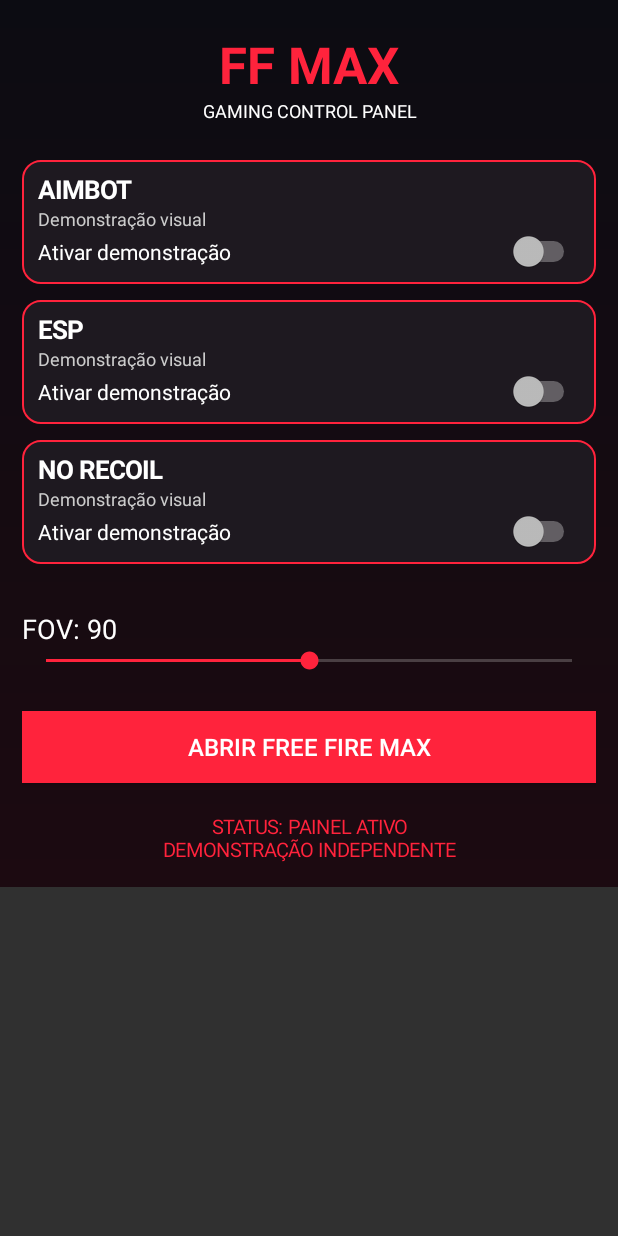
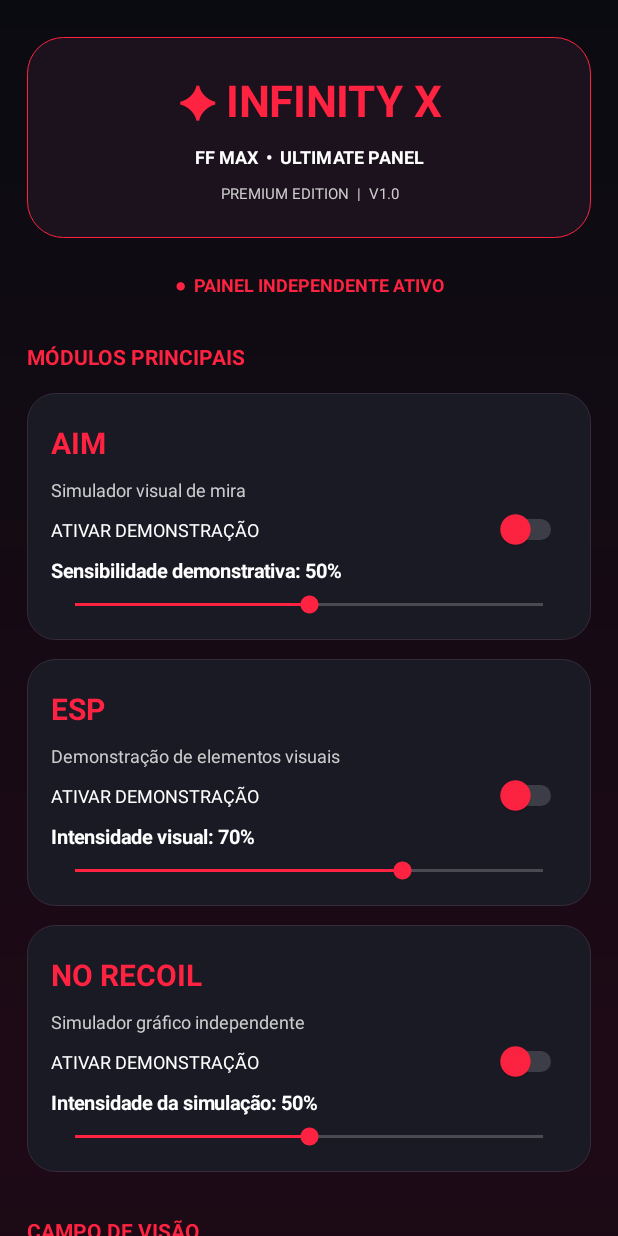
Before and after one commit to kaua273/FreeFireMaxPanel, an Android app: the screen it shows after launch (MainActivity), on a phone screen of 412 x 824 dp. Run offline under Robolectric (Android 15) with nearby library versions, the phone set to English and light mode, and no system bars.

Commit message:
Update MainActivity.kt

```diff
--- a/app/src/main/java/com/panel/MainActivity.kt
+++ b/app/src/main/java/com/panel/MainActivity.kt
@@ -1,4 +1,3 @@
-
 package com.panel
 
 import android.app.Activity
@@ -6,158 +5,359 @@ import android.os.Bundle
 import android.content.Intent
 import android.graphics.Color
 import android.graphics.Typeface
+import android.graphics.drawable.GradientDrawable
+import android.content.res.ColorStateList
 import android.view.Gravity
+import android.view.View
 import android.widget.*
-import android.graphics.drawable.GradientDrawable
 
 class MainActivity : Activity() {
 
-    private val red = Color.rgb(255, 35, 60)
-    private val dark = Color.rgb(12, 12, 18)
+    private val prefs by lazy {
+        getSharedPreferences("infinity_settings", MODE_PRIVATE)
+    }
+
+    private var accent = Color.rgb(255, 35, 65)
+    private val dark = Color.rgb(10, 11, 17)
+    private val cardColor = Color.rgb(25, 26, 36)
     private val white = Color.WHITE
+
+    private fun dp(value: Int): Int =
+        (value * resources.displayMetrics.density).toInt()
 
     override fun onCreate(savedInstanceState: Bundle?) {
         super.onCreate(savedInstanceState)
+        accent = prefs.getInt("accent", Color.rgb(255, 35, 65))
+        buildUI()
+    }
+
+    private fun buildUI() {
+        val scroll = ScrollView(this)
 
         val root = LinearLayout(this).apply {
             orientation = LinearLayout.VERTICAL
-            setPadding(22, 30, 22, 24)
+            setPadding(dp(18), dp(25), dp(18), dp(28))
             background = GradientDrawable(
                 GradientDrawable.Orientation.TOP_BOTTOM,
-                intArrayOf(dark, Color.rgb(28, 10, 17))
+                intArrayOf(dark, Color.rgb(30, 10, 22), dark)
             )
         }
 
-        val scroll = ScrollView(this)
         scroll.addView(root)
 
-        val title = TextView(this).apply {
-            text = "FF MAX"
-            textSize = 34f
+        val header = LinearLayout(this).apply {
+            orientation = LinearLayout.VERTICAL
             gravity = Gravity.CENTER
-            setTextColor(red)
-            setTypeface(null, Typeface.BOLD)
+            setPadding(dp(10), dp(18), dp(10), dp(18))
+            background = rounded(Color.rgb(28, 18, 29), 24, accent)
         }
-        root.addView(title)
 
-        val subtitle = TextView(this).apply {
-            text = "GAMING CONTROL PANEL"
-            textSize = 12f
+        val logo = text("✦ INFINITY X", 29f, accent, true)
+        logo.gravity = Gravity.CENTER
+        header.addView(logo)
+
+        val subtitle = text("FF MAX  •  ULTIMATE PANEL", 12f, white, true)
+        subtitle.gravity = Gravity.CENTER
+        header.addView(subtitle)
+
+        val version = text("PREMIUM EDITION  |  V1.0", 10f,
+            Color.LTGRAY, false)
+        version.gravity = Gravity.CENTER
+        header.addView(version)
+
+        root.addView(header)
+        space(root, 18)
+
+        val status = text(
+            "●  PAINEL INDEPENDENTE ATIVO",
+            12f, accent, true
+        )
+        status.gravity = Gravity.CENTER
+        root.addView(status)
+
+        space(root, 20)
+        section(root, "MÓDULOS PRINCIPAIS")
+
+        addModule(
+            root, "AIM", "Simulador visual de mira",
+            "aim_enabled", "Sensibilidade demonstrativa",
+            "aim_value", 100, 50
+        )
+
+        addModule(
+            root, "ESP", "Demonstração de elementos visuais",
+            "esp_enabled", "Intensidade visual",
+            "esp_value", 100, 70
+        )
+
+        addModule(
+            root, "NO RECOIL", "Simulador gráfico independente",
+            "recoil_enabled", "Intensidade da simulação",
+            "recoil_value", 100, 50
+        )
+
+        space(root, 12)
+        section(root, "CAMPO DE VISÃO")
+
+        val fovCard = makeCard()
+        val fovValue = prefs.getInt("fov", 90)
+
+        val fovLabel = text("FOV: $fovValue°", 20f, white, true)
+        fovCard.addView(fovLabel)
+
+        val fovInfo = text(
+            "Ajuste visual demonstrativo de 1° até 180°",
+            11f, Color.LTGRAY, false
+        )
+        fovCard.addView(fovInfo)
+
+        addSlider(
+            fovCard, "Campo de visão", "fov",
+            180, 90, "°", 1
+        ) { value ->
+            fovLabel.text = "FOV: ${if (value == 0) 1 else value}°"
+        }
+
+        root.addView(fovCard)
+        space(root, 20)
+
+        section(root, "PERSONALIZAÇÃO")
+
+        val themeCard = makeCard()
+        themeCard.addView(
+            text("ESCOLHA SEU TEMA", 15f, white, true)
+        )
+
+        val themeRow = LinearLayout(this).apply {
+            orientation = LinearLayout.HORIZONTAL
             gravity = Gravity.CENTER
-            setTextColor(white)
         }
-        root.addView(subtitle)
 
-        space(root, 25)
+        val themes = listOf(
+            "RED" to Color.rgb(255, 35, 65),
+            "PURPLE" to Color.rgb(165, 75, 255),
+            "CYAN" to Color.rgb(0, 190, 230)
+        )
 
-        addCard(root, "AIMBOT", "Demonstração visual")
-        addCard(root, "ESP", "Demonstração visual")
-        addCard(root, "NO RECOIL", "Demonstração visual")
+        themes.forEach { (name, color) ->
+            val button = Button(this).apply {
+                text = name
+                textSize = 11f
+                setTextColor(white)
+                background = rounded(color, 14, color)
+                setOnClickListener {
+                    prefs.edit().putInt("accent", color).apply()
+                    accent = color
+                    buildUI()
+                }
+            }
+
+            val params = LinearLayout.LayoutParams(
+                0, dp(46), 1f
+            )
+            params.setMargins(dp(4), dp(10), dp(4), dp(5))
+            themeRow.addView(button, params)
+        }
+
+        themeCard.addView(themeRow)
+        root.addView(themeCard)
+
+        space(root, 20)
+        section(root, "AÇÕES")
+
+        val launch = makeButton("ABRIR FREE FIRE MAX")
+        launch.setOnClickListener { abrirJogo() }
+        root.addView(launch)
+
+        space(root, 10)
+
+        val reset = makeButton("RESTAURAR CONFIGURAÇÕES")
+        reset.setOnClickListener {
+            prefs.edit().clear().apply()
+            accent = Color.rgb(255, 35, 65)
+            buildUI()
+            Toast.makeText(
+                this, "Configurações restauradas!",
+                Toast.LENGTH_SHORT
+            ).show()
+        }
+        root.addView(reset)
 
         space(root, 20)
 
-        val fovLabel = TextView(this).apply {
-            text = "FOV: 90"
-            textSize = 18f
+        val footer = text(
+            "INFINITY X\nINTERFACE DEMONSTRATIVA INDEPENDENTE",
+            11f, Color.LTGRAY, false
+        )
+        footer.gravity = Gravity.CENTER
+        root.addView(footer)
+
+        setContentView(scroll)
+    }
+
+    private fun addModule(
+        root: LinearLayout,
+        name: String,
+        description: String,
+        toggleKey: String,
+        sliderName: String,
+        sliderKey: String,
+        max: Int,
+        default: Int
+    ) {
+        val card = makeCard()
+
+        val title = text(name, 20f, accent, true)
+        card.addView(title)
+
+        card.addView(text(description, 12f, Color.LTGRAY, false))
+
+        val toggle = Switch(this).apply {
+            text = "ATIVAR DEMONSTRAÇÃO"
+            textSize = 12f
             setTextColor(white)
+            isChecked = prefs.getBoolean(toggleKey, false)
+            thumbTintList = ColorStateList.valueOf(accent)
+            trackTintList = ColorStateList.valueOf(
+                Color.argb(130, 255, 255, 255)
+            )
+
+            setOnCheckedChangeListener { _, checked ->
+                prefs.edit().putBoolean(toggleKey, checked).apply()
+            }
         }
-        root.addView(fovLabel)
+
+        card.addView(toggle)
+
+        addSlider(
+            card, sliderName, sliderKey,
+            max, default, "%", 0
+        )
+
+        root.addView(card)
+    }
+
+    private fun addSlider(
+        card: LinearLayout,
+        label: String,
+        key: String,
+        max: Int,
+        default: Int,
+        suffix: String,
+        minimum: Int,
+        onChange: ((Int) -> Unit)? = null
+    ) {
+        val current = prefs.getInt(key, default)
+
+        val valueLabel = text(
+            "$label: ${current.coerceAtLeast(minimum)}$suffix",
+            13f, white, true
+        )
+        card.addView(valueLabel)
 
         val seek = SeekBar(this).apply {
-            max = 180
-            progress = 90
-            progressTintList =
-                android.content.res.ColorStateList.valueOf(red)
-            thumbTintList =
-                android.content.res.ColorStateList.valueOf(red)
+            this.max = max - minimum
+            progress = (current - minimum).coerceIn(0, this.max)
+            progressTintList = ColorStateList.valueOf(accent)
+            thumbTintList = ColorStateList.valueOf(accent)
         }
 
         seek.setOnSeekBarChangeListener(
             object : SeekBar.OnSeekBarChangeListener {
                 override fun onProgressChanged(
-                    bar: SeekBar?, value: Int, user: Boolean
+                    bar: SeekBar?, progress: Int, fromUser: Boolean
                 ) {
-                    fovLabel.text = "FOV: $value"
+                    val value = progress + minimum
+                    valueLabel.text = "$label: $value$suffix"
+
+                    if (fromUser) {
+                        prefs.edit().putInt(key, value).apply()
+                        onChange?.invoke(value)
+                    }
                 }
+
                 override fun onStartTrackingTouch(bar: SeekBar?) {}
                 override fun onStopTrackingTouch(bar: SeekBar?) {}
             }
         )
-        root.addView(seek)
 
-        space(root, 25)
-
-        val launch = Button(this).apply {
-            text = "ABRIR FREE FIRE MAX"
-            textSize = 16f
-            setTextColor(white)
-            setBackgroundColor(red)
-            setOnClickListener { abrirJogo() }
-        }
-        root.addView(launch)
-
-        space(root, 20)
-
-        val status = TextView(this).apply {
-            text = "STATUS: PAINEL ATIVO\nDEMONSTRAÇÃO INDEPENDENTE"
-            gravity = Gravity.CENTER
-            textSize = 13f
-            setTextColor(red)
-        }
-        root.addView(status)
-
-        setContentView(scroll)
+        card.addView(seek)
     }
 
-    private fun addCard(
-        root: LinearLayout,
-        name: String,
-        description: String
-    ) {
+    private fun makeCard(): LinearLayout {
         val card = LinearLayout(this).apply {
             orientation = LinearLayout.VERTICAL
-            setPadding(16, 12, 16, 12)
-            background = GradientDrawable().apply {
-                setColor(Color.rgb(30, 25, 32))
-                cornerRadius = 18f
-                setStroke(2, red)
+            setPadding(dp(16), dp(15), dp(16), dp(15))
+            background = rounded(cardColor, 19, Color.rgb(55, 42, 58))
+        }
+
+        val params = LinearLayout.LayoutParams(-1, -2)
+        params.bottomMargin = dp(13)
+        return card.apply {
+            layoutParams = params
+        }
+    }
+
+    private fun section(root: LinearLayout, title: String) {
+        root.addView(
+            text(title, 14f, accent, true)
+        )
+        space(root, 10)
+    }
+
+    private fun makeButton(label: String): Button {
+        return Button(this).apply {
+            text = label
+            textSize = 13f
+            setTextColor(white)
+            background = rounded(accent, 15, accent)
+            isAllCaps = false
+            layoutParams = LinearLayout.LayoutParams(
+                -1, dp(52)
+            ).apply {
+                bottomMargin = dp(8)
             }
         }
+    }
 
-        val label = TextView(this).apply {
-            text = name
-            textSize = 17f
-            setTextColor(white)
-            setTypeface(null, Typeface.BOLD)
+    private fun text(
+        value: String,
+        size: Float,
+        color: Int,
+        bold: Boolean
+    ): TextView {
+        return TextView(this).apply {
+            text = value
+            textSize = size
+            setTextColor(color)
+            if (bold) setTypeface(null, Typeface.BOLD)
+            setPadding(0, dp(5), 0, dp(5))
         }
+    }
 
-        val detail = TextView(this).apply {
-            text = description
-            textSize = 12f
-            setTextColor(Color.LTGRAY)
+    private fun rounded(
+        color: Int,
+        radius: Int,
+        stroke: Int
+    ): GradientDrawable {
+        return GradientDrawable().apply {
+            setColor(color)
+            cornerRadius = dp(radius).toFloat()
+            setStroke(dp(1), stroke)
         }
+    }
 
-        val toggle = Switch(this).apply {
-            text = "Ativar demonstração"
-            setTextColor(white)
-            buttonTintList =
-                android.content.res.ColorStateList.valueOf(red)
-        }
-
-        card.addView(label)
-        card.addView(detail)
-        card.addView(toggle)
-
-        val params = LinearLayout.LayoutParams(
-            -1, -2
+    private fun space(root: LinearLayout, height: Int) {
+        root.addView(
+            View(this),
+            LinearLayout.LayoutParams(1, dp(height))
         )
-        params.bottomMargin = 16
-        root.addView(card, params)
     }
 
     private fun abrirJogo() {
-        val intent = packageManager
-            .getLaunchIntentForPackage("com.dts.freefiremax")
+        val intent = packageManager.getLaunchIntentForPackage(
+            "com.dts.freefiremax"
+        )
 
         if (intent != null) {
             startActivity(intent)
@@ -169,14 +369,4 @@ class MainActivity : Activity() {
             ).show()
         }
     }
-
-    private fun space(root: LinearLayout, height: Int) {
-        root.addView(
-            TextView(this),
-            LinearLayout.LayoutParams(
-                1,
-                (height * resources.displayMetrics.density).toInt()
-            )
-        )
-    }
 }
```
